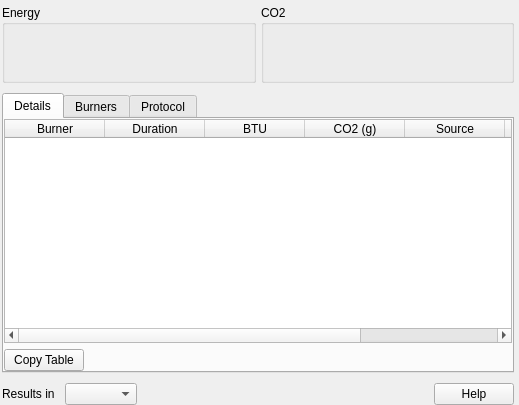
Before: the Qt Designer form src/ui/EnergyWidget.ui in artisan-roaster-scope/artisan, drawn with Qt 5.
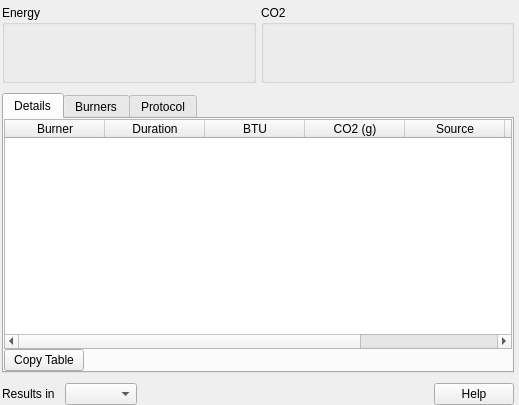
After: the same form once the commit is applied.

The edit to the form file:
```diff
--- a/src/ui/EnergyWidget.ui
+++ b/src/ui/EnergyWidget.ui
@@ -281,6 +281,9 @@
        <string notr="true">Details</string>
       </attribute>
       <layout class="QVBoxLayout" name="verticalLayout_3">
+       <property name="spacing">
+        <number>0</number>
+       </property>
        <property name="leftMargin">
         <number>0</number>
        </property>
```
